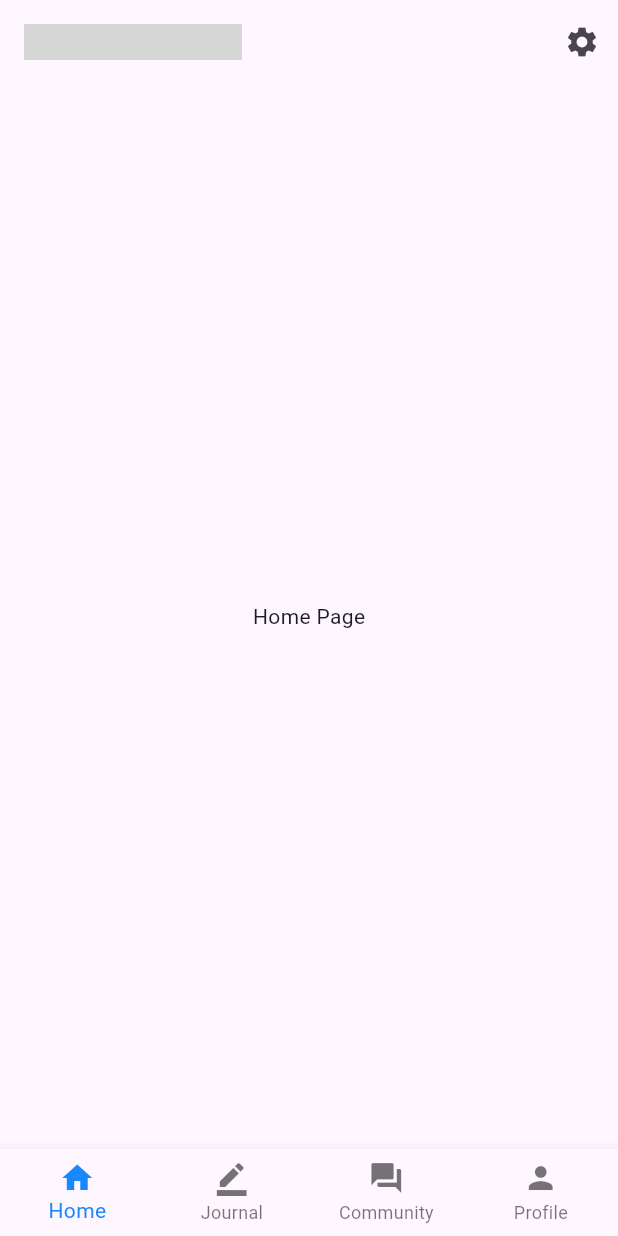
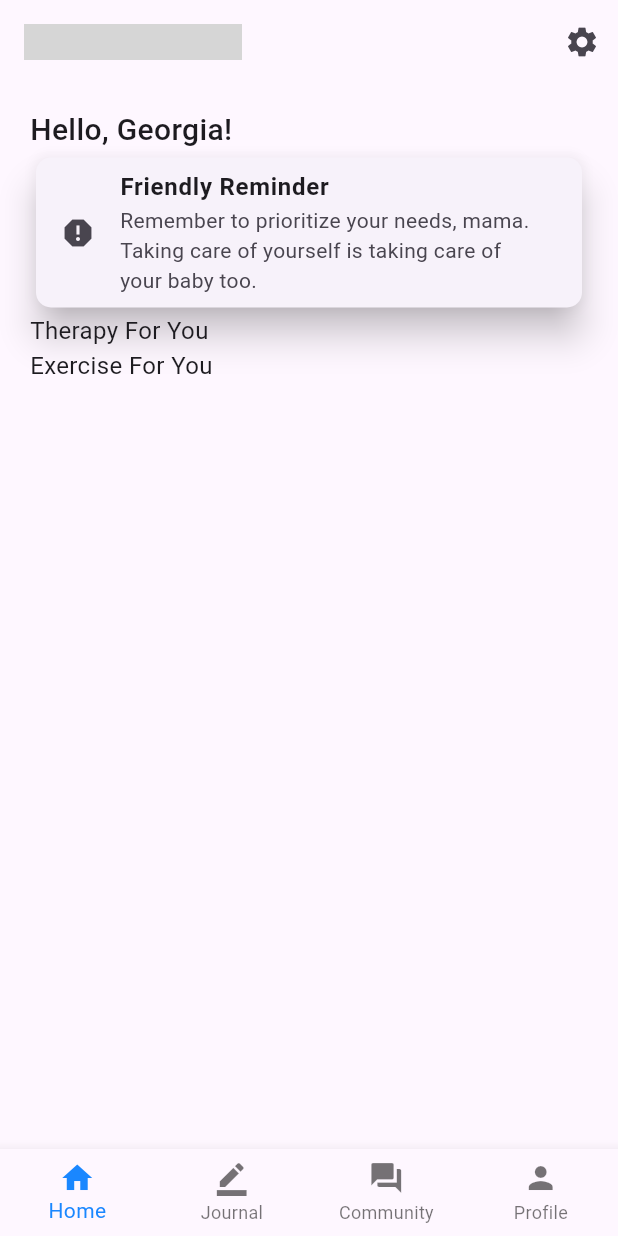
Before and after one commit to roastland/MomEase, a Flutter app: the screen it shows after launch, on a phone screen of 412 x 824 dp. Run offline on Flutter 3.47's test engine with Material 3 defaults, Android fonts, the phone set to English and light mode, and no system bars; our stand-ins replace bloc, equatable, flutter_bloc, fluttertoast; generated files the repository leaves out were written again; grey boxes are pictures that could not be loaded.

Commit message:
feat: daily motivation card

```diff
--- /dev/null
+++ b/momease/lib/src/features/daily_motivation/presentation/widgets/daily_motivation_card.dart
@@ -0,0 +1,26 @@
+import 'package:flutter/material.dart';
+
+class DailyMotivationCard extends StatelessWidget {
+  const DailyMotivationCard({super.key});
+
+  @override
+  Widget build(BuildContext context) {
+    return Card(
+        elevation: 10,
+        shape: RoundedRectangleBorder(borderRadius: BorderRadius.circular(10)),
+        // color: const Color(0xFFCFE2FF),
+        // TODO: use daily motivation API to change each time
+        child: Container(
+            // padding: const EdgeInsets.all(4),
+            child: const ListTile(
+          leading: Icon(Icons.report),
+          title: Text(
+            "Friendly Reminder",
+            style: TextStyle(fontWeight: FontWeight.w700),
+          ),
+          subtitle: Text(
+              "Remember to prioritize your needs, mama. Taking care of yourself is taking care of your baby too."),
+          // isThreeLine: true,
+        )));
+  }
+}
--- a/momease/lib/src/screens/pages/home_page.dart
+++ b/momease/lib/src/screens/pages/home_page.dart
@@ -1,12 +1,53 @@
 import 'package:flutter/material.dart';
+import 'package:momease/src/features/daily_motivation/presentation/widgets/daily_motivation_card.dart';
 
 class HomePage extends StatelessWidget {
   const HomePage({super.key});
 
   @override
   Widget build(BuildContext context) {
-    return const Center(
-      child: Text("Home Page"),
+    return const Scaffold(
+      body: SingleChildScrollView(
+        child: Column(mainAxisAlignment: MainAxisAlignment.start, children: [
+          Padding(
+            padding: EdgeInsets.symmetric(horizontal: 20, vertical: 16),
+            child: Column(
+              mainAxisAlignment: MainAxisAlignment.start,
+              crossAxisAlignment: CrossAxisAlignment.start,
+              children: [
+                Text(
+                  "Hello, Georgia!",
+                  // selectionColor: primaryTextColor,
+                  textAlign: TextAlign.start,
+                  style: TextStyle(
+                      // color: primaryTextColor,
+                      fontSize: 20,
+                      fontWeight: FontWeight.w500),
+                ),
+                Center(
+                  child: DailyMotivationCard(),
+                ),
+                Text(
+                  "Therapy For You",
+                  // selectionColor: primaryTextColor,
+                  textAlign: TextAlign.start,
+                  style: TextStyle(
+                      // color: primaryTextColor,
+                      fontSize: 16),
+                ),
+                Text(
+                  "Exercise For You",
+                  // selectionColor: primaryTextColor,
+                  textAlign: TextAlign.start,
+                  style: TextStyle(
+                      // color: primaryTextColor,
+                      fontSize: 16),
+                ),
+              ],
+            ),
+          ),
+        ]),
+      ),
     );
   }
 }
```
